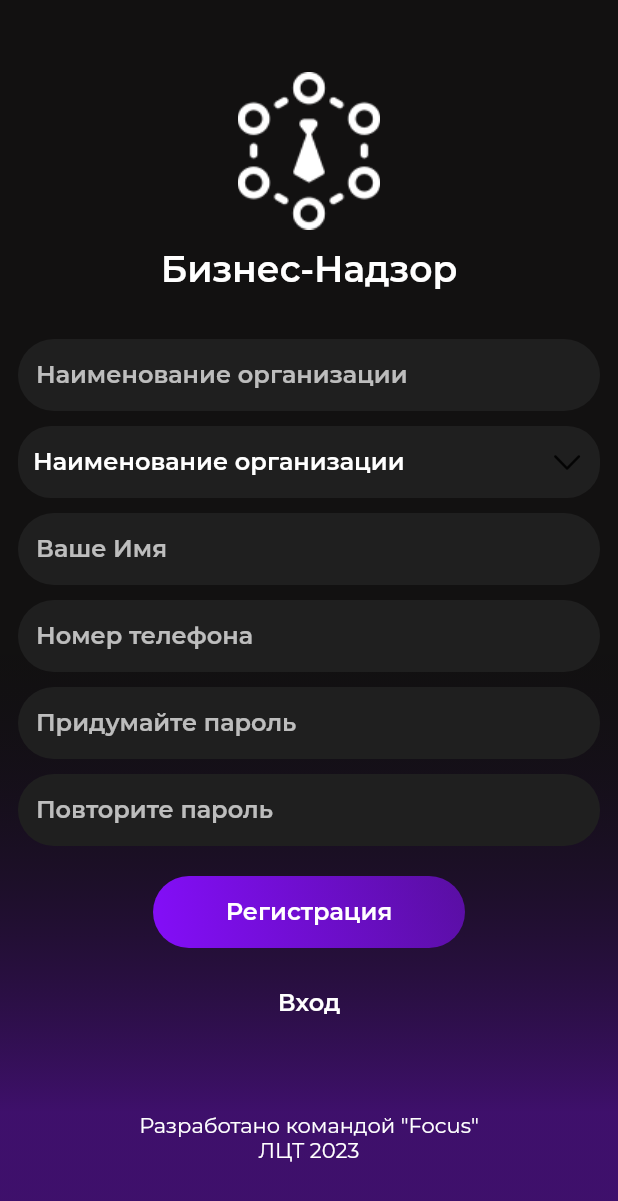
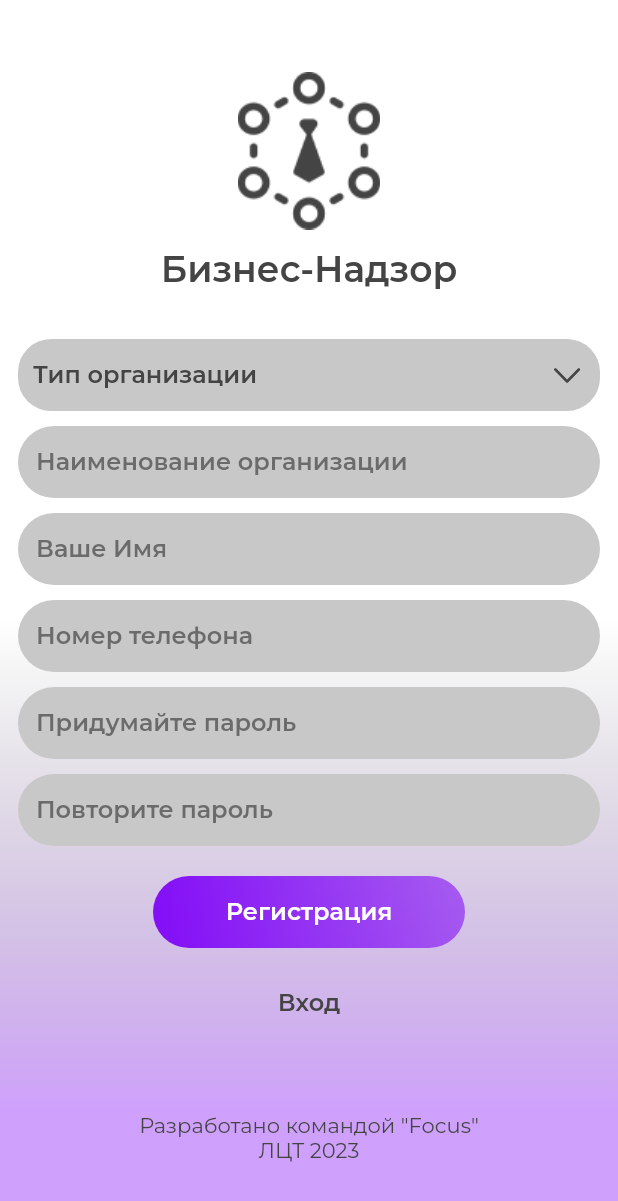
Before and after one commit to Muhammadqodir/open-control, a Flutter app: the screen it shows after launch, on a phone screen of 412 x 824 dp. Shown: the top 1201 px of the screen. Run offline on Flutter 3.47's test engine with Material 2 defaults, Android fonts, the phone set to English and light mode, and no system bars; our stand-ins replace bloc, mask_text_input_formatter.

Commit message:
Fixed custom select

```diff
--- /dev/null
+++ b/opencontrol/lib/api.dart
@@ -0,0 +1,3 @@
+class Api{
+
+}
--- /dev/null
+++ b/opencontrol/lib/cubit/api_cubit_state.dart
@@ -0,0 +1,6 @@
+part of 'api_cubit_cubit.dart';
+
+@immutable
+abstract class ApiCubitState {}
+
+class ApiCubitInitial extends ApiCubitState {}
--- a/opencontrol/lib/main.dart
+++ b/opencontrol/lib/main.dart
@@ -1,7 +1,5 @@
 import 'package:flutter/material.dart';
-import 'package:opencontrol/screens/authorization/login_page_screen.dart';
 import 'package:opencontrol/screens/authorization/register_page_screen.dart';
-import 'package:opencontrol/screens/chat/chat_screen.dart';
 import 'package:opencontrol/themes.dart';
 
 void main() {
@@ -18,8 +16,8 @@ class MyApp extends StatelessWidget {
       debugShowCheckedModeBanner: false,
       theme: lightTheme,
       darkTheme: darkTheme,
-      themeMode: ThemeMode.dark,
-      home: const RegisterPageScreen(),
+      themeMode: ThemeMode.system,
+      home: RegisterPageScreen(),
     );
   }
 }
--- a/opencontrol/lib/screens/authorization/register_page_screen.dart
+++ b/opencontrol/lib/screens/authorization/register_page_screen.dart
@@ -9,7 +9,14 @@ import 'package:opencontrol/widgets/on_tap_scale_and_fade.dart';
 import 'package:opencontrol/widgets/primary_button.dart';
 
 class RegisterPageScreen extends StatelessWidget {
-  const RegisterPageScreen({super.key});
+  RegisterPageScreen({super.key});
+
+  final TextEditingController orgNameController = TextEditingController();
+  final TextEditingController nameController = TextEditingController();
+  final TextEditingController phoneController = TextEditingController();
+  final TextEditingController passwordController = TextEditingController();
+  final TextEditingController passwordRepeatController =
+      TextEditingController();
 
   @override
   Widget build(BuildContext context) {
@@ -17,10 +24,11 @@ class RegisterPageScreen extends StatelessWidget {
       backgroundColor: Theme.of(context).scaffoldBackgroundColor,
       body: Stack(
         children: [
-          Expanded(
-              child: Container(
-            decoration: gradientBG,
-          )),
+          Positioned(
+            child: Container(
+              decoration: gradientBG,
+            ),
+          ),
           SafeArea(
             child: ListView(
               children: [
@@ -43,12 +51,6 @@ class RegisterPageScreen extends StatelessWidget {
                       const SizedBox(
                         height: 32,
                       ),
-                      const CustomTextField(
-                        hintText: 'Наименование организации',
-                      ),
-                      const SizedBox(
-                        height: 10,
-                      ),
                       CustomSelect(
                         items: const [
                           'ООО',
@@ -65,18 +67,27 @@ class RegisterPageScreen extends StatelessWidget {
                         ],
                         baseColor: Theme.of(context).cardColor,
                         onChanged: (v) {},
-                        hint: 'Наименование организации',
+                        hint: 'Тип организации',
                       ),
                       const SizedBox(
                         height: 10,
                       ),
-                      const CustomTextField(
+                      CustomTextField(
+                        controller: orgNameController,
+                        hintText: 'Наименование организации',
+                      ),
+                      const SizedBox(
+                        height: 10,
+                      ),
+                      CustomTextField(
+                        controller: nameController,
                         hintText: 'Ваше Имя',
                       ),
                       const SizedBox(
                         height: 10,
                       ),
                       CustomTextField(
+                        controller: phoneController,
                         hintText: 'Номер телефона',
                         textInputType: TextInputType.phone,
                         maskTextInputFormatter: MaskTextInputFormatter(
@@ -88,14 +99,16 @@ class RegisterPageScreen extends StatelessWidget {
                       const SizedBox(
                         height: 10,
                       ),
-                      const CustomTextField(
+                      CustomTextField(
+                        controller: passwordController,
                         isPassword: true,
                         hintText: 'Придумайте пароль',
                       ),
                       const SizedBox(
                         height: 10,
                       ),
-                      const CustomTextField(
+                      CustomTextField(
+                        controller: passwordController,
                         isPassword: true,
                         hintText: 'Повторите пароль',
                       ),
@@ -116,8 +129,9 @@ class RegisterPageScreen extends StatelessWidget {
                       OnTapScaleAndFade(
                         onTap: () {
                           Route route = CupertinoPageRoute(
-                              builder: (context) => const RegisterPageScreen());
-                          Navigator.push(context, route);
+                            builder: (context) => LoginPageScreen(),
+                          );
+                          Navigator.pushReplacement(context, route);
                         },
                         child: Padding(
                           padding: const EdgeInsets.symmetric(vertical: 12),
--- a/opencontrol/lib/widgets/custom_select.dart
+++ b/opencontrol/lib/widgets/custom_select.dart
@@ -67,9 +67,10 @@ class _CustomSelectState extends State<CustomSelect> {
                   ? const CupertinoActivityIndicator(
                       radius: 12,
                     )
-                  : const Icon(
+                  : Icon(
                       CupertinoIcons.chevron_down,
                       size: 24,
+                      color: Theme.of(context).textTheme.titleLarge!.color,
                     )
             ],
           ),
@@ -97,7 +98,7 @@ class _CustomSelectState extends State<CustomSelect> {
           bottom: MediaQuery.of(context).viewInsets.bottom,
         ),
         // Provide a background color for the popup.
-        color: CupertinoColors.systemBackground.resolveFrom(context),
+        color: Theme.of(context).scaffoldBackgroundColor,
         // Use a SafeArea widget to avoid system overlaps.
         child: SafeArea(
           top: false,
--- a/opencontrol/lib/widgets/custom_textfield.dart
+++ b/opencontrol/lib/widgets/custom_textfield.dart
@@ -6,8 +6,10 @@ class CustomTextField extends StatelessWidget {
   final MaskTextInputFormatter? maskTextInputFormatter;
   final TextInputType textInputType;
   final isPassword;
+  final TextEditingController controller;
   const CustomTextField({
     super.key,
+    required this.controller,
     required this.hintText,
     this.maskTextInputFormatter,
     this.isPassword = false,
@@ -20,6 +22,7 @@ class CustomTextField extends StatelessWidget {
       inputFormatters: [
         if (maskTextInputFormatter != null) maskTextInputFormatter!
       ],
+      controller: controller,
       keyboardType: textInputType,
       obscureText: isPassword,
       style: Theme.of(context).textTheme.titleMedium,
--- a/opencontrol/pubspec.yaml
+++ b/opencontrol/pubspec.yaml
@@ -36,6 +36,7 @@ dependencies:
   cupertino_icons: ^1.0.2
   google_fonts: ^4.0.5
   mask_text_input_formatter: ^2.4.0
+  dio: ^5.1.2
 
 dev_dependencies:
   flutter_test:
```
Also changed, not shown: opencontrol/lib/cubit/api_cubit_cubit.dart (added, +8 -0 lines), opencontrol/lib/screens/authorization/login_page_screen.dart (+9 -4 lines), opencontrol/pubspec.lock, 9 other files.
